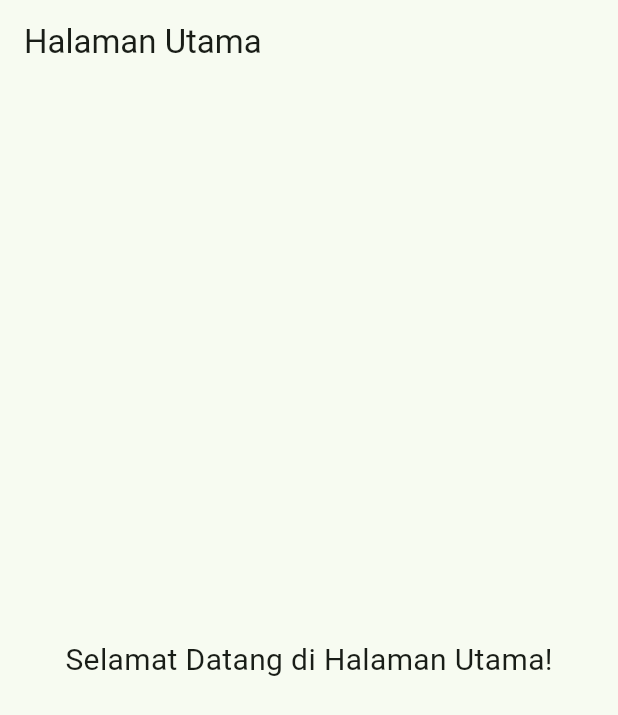
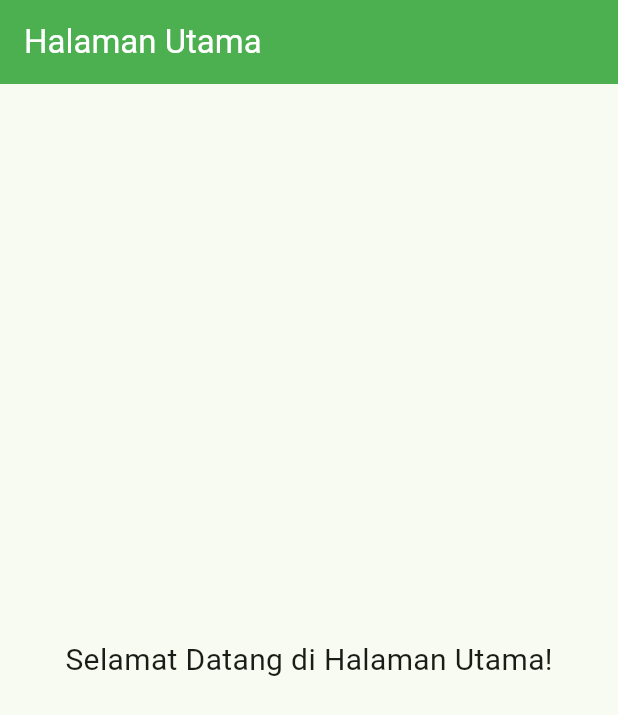
Before and after one commit to sunnic1/KB1179-1125170078-uas, a Flutter app: the screen it shows after launch, after a tap on "Continue", on a phone screen of 412 x 824 dp. Shown: the top 715 px of the screen. Run offline on Flutter 3.47's test engine with Material 3 defaults, Android fonts, the phone set to English and light mode, and no system bars.

Commit message:
menambahkan mengupload gambar

```diff
--- a/kb1179_1125170078_uas/lib/main.dart
+++ b/kb1179_1125170078_uas/lib/main.dart
@@ -4,14 +4,14 @@ void main() {
   runApp(const MyApp());
 }
 
-// Class utama aplikasi
+// 🌱 Class utama aplikasi
 class MyApp extends StatelessWidget {
   const MyApp({super.key});
 
   @override
   Widget build(BuildContext context) {
     return MaterialApp(
-      debugShowCheckedModeBanner: false, // ✅ Menghilangkan tulisan DEBUG
+      debugShowCheckedModeBanner: false,
       title: "NIM: 1125170078, Rifqi Arip Sunni Manurung",
       theme: ThemeData(
         useMaterial3: true,
@@ -22,54 +22,65 @@ class MyApp extends StatelessWidget {
   }
 }
 
-// Splash Screen 1
+// 💫 Splash Screen
 class SplashScreen1 extends StatelessWidget {
   const SplashScreen1({super.key});
 
   @override
   Widget build(BuildContext context) {
     return Scaffold(
+      backgroundColor: Colors.white,
       body: Column(
         mainAxisAlignment: MainAxisAlignment.center,
         children: [
           const SizedBox(height: 50),
 
-          // Lingkaran amber (bisa diganti gambar nanti)
+          // 🖼️ Gambar dari assets
           Container(
-            width: 250,
-            height: 250,
+            width: 200,
+            height: 200,
             decoration: const BoxDecoration(
               shape: BoxShape.circle,
               color: Colors.amber,
+            ),
+            child: ClipOval(
+              child: Image.asset(
+                'assets/images/mythical-dragon-beast-anime-style.jpg',
+                width: 200,
+                height: 200,
+                fit: BoxFit.cover,
+              ),
             ),
           ),
 
           const SizedBox(height: 24),
 
+          // 🏷️ Judul tebal
           const Text(
             'Welcome',
             style: TextStyle(
-              fontSize: 28, // Ukuran besar
-              fontWeight: FontWeight.bold, // Membuat huruf tebal
-              color: Colors.black, // Warna teks
+              fontSize: 28,
+              fontWeight: FontWeight.bold,
+              color: Colors.black,
             ),
           ),
 
           const SizedBox(height: 8),
 
+          // ✨ Subjudul berwarna hijau
           const Text(
-            'Forgot to bring your wallet when you are shopping?',
+            'Jangan Lupa Login Dahulu Untuk Akes Menu Utama!',
             textAlign: TextAlign.center,
             style: TextStyle(
-              fontSize: 16, // Ukuran lebih kecil dari judul
-              color: Colors.green, // Warna hijau muda
-              fontWeight: FontWeight.w400, // Sedikit lebih tipis
+              fontSize: 16,
+              color: Colors.green,
+              fontWeight: FontWeight.w400,
             ),
           ),
 
           const SizedBox(height: 32),
 
-          // Bullet kecil
+          // 🔘 Bullet kecil
           Row(
             mainAxisAlignment: MainAxisAlignment.center,
             children: [_buildDot(true), _buildDot(false), _buildDot(false)],
@@ -77,11 +88,11 @@ class SplashScreen1 extends StatelessWidget {
 
           const SizedBox(height: 40),
 
-          // Tombol Continue
+          // 🟩 Tombol Continue
           ElevatedButton(
             style: ElevatedButton.styleFrom(
               backgroundColor: Colors.green,
-              padding: const EdgeInsets.symmetric(horizontal: 40, vertical: 16),
+              padding: const EdgeInsets.symmetric(horizontal: 60, vertical: 16),
               shape: RoundedRectangleBorder(
                 borderRadius: BorderRadius.circular(12),
               ),
@@ -97,14 +108,14 @@ class SplashScreen1 extends StatelessWidget {
               style: TextStyle(
                 color: Colors.white,
                 fontSize: 18,
-                fontWeight: FontWeight.w600,
+                fontWeight: FontWeight.bold,
               ),
             ),
           ),
 
           const SizedBox(height: 50),
 
-          // ✅ Tambahkan NIM di bagian footer bawah
+          // 🧾 NIM di footer
           const Text(
             'NIM: 1125170078',
             style: TextStyle(fontSize: 14, color: Colors.grey),
@@ -114,7 +125,7 @@ class SplashScreen1 extends StatelessWidget {
     );
   }
 
-  // Widget helper untuk bullet indicator
+  // 🔹 Widget indikator dot
   static Widget _buildDot(bool isActive) {
     return AnimatedContainer(
       duration: const Duration(milliseconds: 300),
@@ -129,14 +140,18 @@ class SplashScreen1 extends StatelessWidget {
   }
 }
 
-// Halaman Utama
+// 🏠 Halaman utama setelah splash
 class HalamanUtama extends StatelessWidget {
   const HalamanUtama({super.key});
 
   @override
   Widget build(BuildContext context) {
     return Scaffold(
-      appBar: AppBar(title: const Text("Halaman Utama")),
+      appBar: AppBar(
+        title: const Text("Halaman Utama"),
+        backgroundColor: Colors.green,
+        foregroundColor: Colors.white,
+      ),
       body: const Center(
         child: Text(
           "Selamat Datang di Halaman Utama!",
```
Also changed, not shown: kb1179_1125170078_uas/pubspec.yaml (+3 -68 lines), 1 other file.
